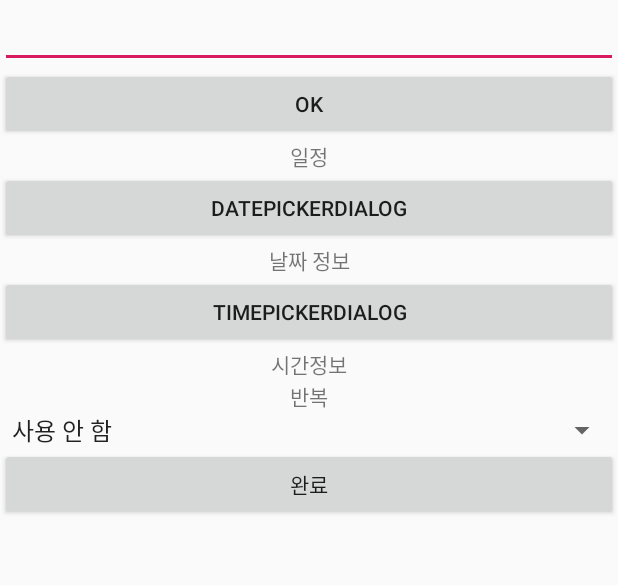
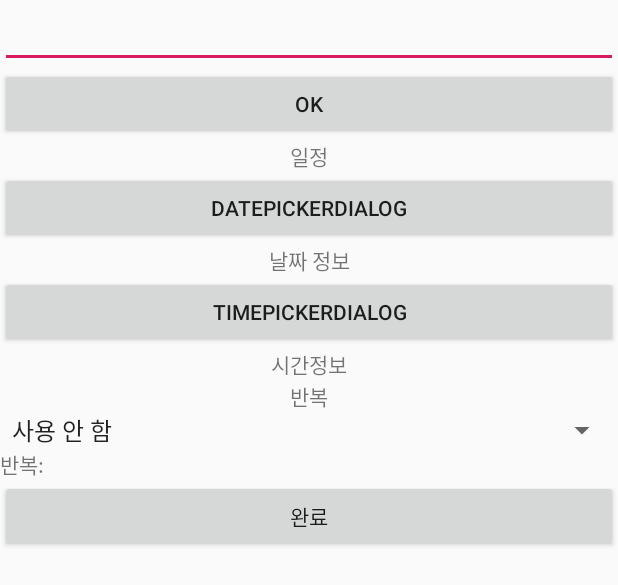
Before and after one commit to Hyesung82/dal-dal, an Android app: the layout activity_schedule.xml on its own in the app's theme, with its tools: preview values and no code run, on a phone screen of 412 x 824 dp. Shown: the top 585 px of the screen. Run offline under Robolectric (Android 15) with nearby library versions, the phone set to English and light mode, and no system bars.

Commit message:
spinner text view

```diff
--- a/DalyeoDalyeok/app/src/main/java/com/example/dalyeodalyeok/ScheduleActivity.java
+++ b/DalyeoDalyeok/app/src/main/java/com/example/dalyeodalyeok/ScheduleActivity.java
@@ -65,12 +65,12 @@ public class ScheduleActivity extends AppCompatActivity {
     protected void onCreate(Bundle savedInstanceState) {
         super.onCreate(savedInstanceState);
         setContentView(R.layout.activity_schedule);
-
+    final TextView textView=(TextView)findViewById(R.id.spinner_text);
         Spinner s = (Spinner)findViewById(R.id.spinner);
         s.setOnItemSelectedListener(new AdapterView.OnItemSelectedListener() {
             @Override
-            public void onItemSelected(AdapterView<?> parent, View view,
-                                       int position, long id) {
+            public void onItemSelected(AdapterView<?> parent, View view, int position, long id) {
+                textView.setText("반복:"+parent.getItemAtPosition(position));
             }
             @Override
             public void onNothingSelected(AdapterView<?> parent) {}
--- a/DalyeoDalyeok/app/src/main/res/layout/activity_schedule.xml
+++ b/DalyeoDalyeok/app/src/main/res/layout/activity_schedule.xml
@@ -70,6 +70,12 @@
         android:layout_height="wrap_content"
         android:entries="@array/repeat_schedule" />
 
+    <TextView
+        android:id="@+id/spinner_text"
+        android:layout_width="match_parent"
+        android:layout_height="wrap_content"
+        android:text="반복:" />
+
     <Button
         android:id="@+id/complete_button"
         android:layout_width="match_parent"
```
